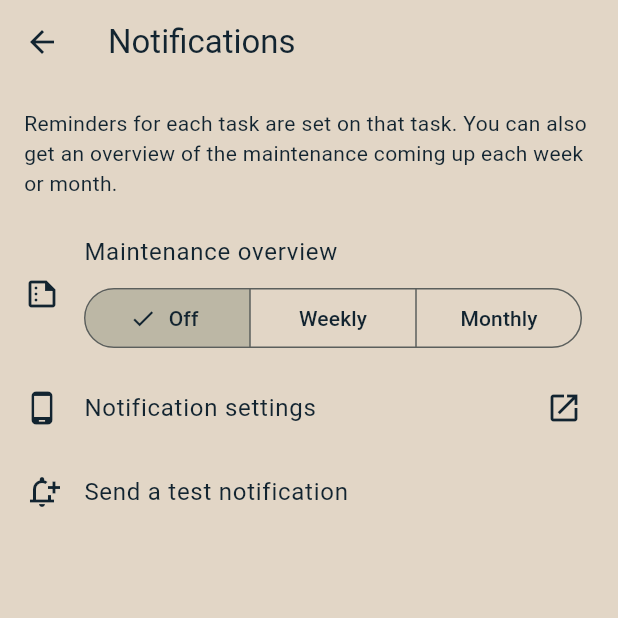
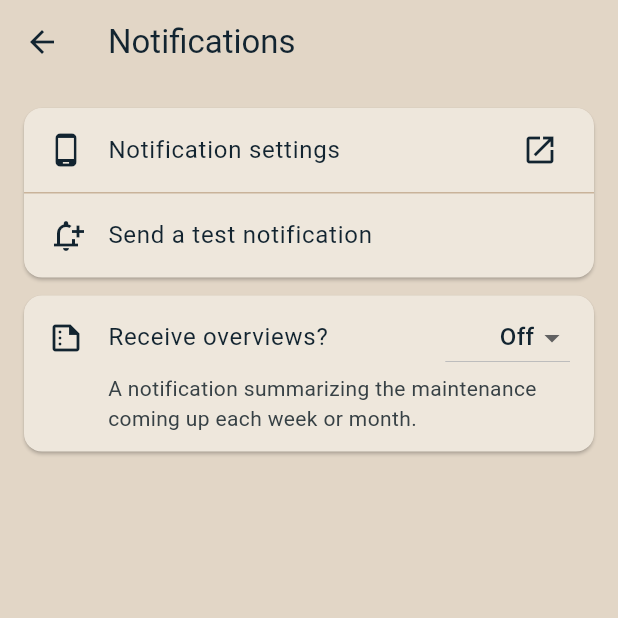
Before and after one commit to mygarrett38/hometrackhub, a Flutter app: the NotificationSettingsScreen screen opened directly, on a phone screen of 412 x 824 dp, the top half of it. Run offline on Flutter 3.47's test engine with Material 3 defaults, Android fonts, the phone set to English and light mode, and no system bars; our stand-ins replace connectivity_plus, flutter_blue_plus, flutter_local_notifications, flutter_markdown_plus, flutter_timezone, shared_preferences and 1 more; missing offline and left inert: bonsoir, device_calendar_plus; accounts and stored records are empty.

Commit message:
Update notification settings to use cards

```diff
--- a/lib/ui/screens/settings/notification_settings_screen.dart
+++ b/lib/ui/screens/settings/notification_settings_screen.dart
@@ -5,6 +5,8 @@ import '../../../models/app_settings.dart';
 import '../../../services/notification_service.dart';
 import '../../../state/settings_controller.dart';
 import '../../widgets/notification_permission.dart';
+import '../../widgets/screen_padding.dart';
+import '../../widgets/settings_card.dart';
 
 /// Weekday names for the weekly overview, keyed by [DateTime.weekday].
 const weekdayNames = {
@@ -42,88 +44,18 @@ class _NotificationSettingsScreenState
     final settings = controller.settings;
 
     void update(AppSettings newSettings) => controller.update(newSettings);
+    // List rows draw text on their right very small, so the day and time
+    // are given the same size as the menus beside them.
+    final valueStyle = Theme.of(context).textTheme.titleMedium;
 
     return Scaffold(
       appBar: AppBar(title: const Text('Notifications')),
       body: ListView(
+        padding: screenPadding(context),
         children: [
-          const Padding(
-            padding: EdgeInsets.all(16),
-            child: Text(
-              'Reminders for each task are set on that task. You can also get '
-              'an overview of the maintenance coming up each week or month.',
-            ),
-          ),
-          ListTile(
-            leading: const Icon(Icons.summarize_outlined),
-            title: const Text('Maintenance overview'),
-            subtitle: Padding(
-              padding: const EdgeInsets.only(top: 8),
-              child: SegmentedButton<OverviewFrequency>(
-                segments: [
-                  for (final frequency in OverviewFrequency.values)
-                    ButtonSegment(
-                      value: frequency,
-                      label: Text(frequency.label),
-                    ),
-                ],
-                selected: {settings.overviewFrequency},
-                onSelectionChanged: (selection) =>
-                    _setOverviewFrequency(controller, selection.single),
-              ),
-            ),
-          ),
-          if (_blocked && settings.overviewFrequency != OverviewFrequency.off)
-            const NotificationsBlockedNotice(),
-          if (settings.overviewFrequency == OverviewFrequency.weekly)
-            ListTile(
-              leading: const Icon(Icons.calendar_view_week),
-              title: const Text('Overview day'),
-              trailing: DropdownButton<int>(
-                value: settings.overviewWeekday,
-                onChanged: (weekday) =>
-                    update(settings.copyWith(overviewWeekday: weekday)),
-                items: [
-                  for (final MapEntry(key: weekday, value: name)
-                      in weekdayNames.entries)
-                    DropdownMenuItem(value: weekday, child: Text(name)),
-                ],
-              ),
-            ),
-          if (settings.overviewFrequency == OverviewFrequency.monthly)
-            const ListTile(
-              leading: Icon(Icons.calendar_month),
-              title: Text('Overview day'),
-              trailing: Text('1st of each month'),
-            ),
-          if (settings.overviewFrequency != OverviewFrequency.off)
-            ListTile(
-              leading: const Icon(Icons.schedule),
-              title: const Text('Overview time'),
-              trailing: Text(
-                TimeOfDay(
-                  hour: settings.overviewHour,
-                  minute: settings.overviewMinute,
-                ).format(context),
-              ),
-              onTap: () async {
-                final picked = await showTimePicker(
-                  context: context,
-                  initialTime: TimeOfDay(
-                    hour: settings.overviewHour,
-                    minute: settings.overviewMinute,
-                  ),
-                );
-                if (picked != null) {
-                  update(
-                    settings.copyWith(
-                      overviewHour: picked.hour,
-                      overviewMinute: picked.minute,
-                    ),
-                  );
-                }
-              },
-            ),
+          // The device's own settings for this app.
+          SettingsCard(
+            children: [
               ListTile(
                 leading: const Icon(Icons.phone_android),
                 title: const Text('Notification settings'),
@@ -145,7 +77,79 @@ class _NotificationSettingsScreenState
                 onTap: () =>
                     context.read<NotificationService>().showTestNotification(),
               ),
-
+            ],
+          ),
+          // The overview and when it's sent.
+          SettingsCard(
+            children: [
+              Column(
+                crossAxisAlignment: CrossAxisAlignment.stretch,
+                children: [
+                  _OverviewRow(
+                    frequency: settings.overviewFrequency,
+                    onChanged: (frequency) =>
+                        _setOverviewFrequency(controller, frequency),
+                  ),
+                  if (_blocked &&
+                      settings.overviewFrequency != OverviewFrequency.off)
+                    const NotificationsBlockedNotice(),
+                ],
+              ),
+              if (settings.overviewFrequency == OverviewFrequency.weekly)
+                ListTile(
+                  leading: const Icon(Icons.calendar_view_week),
+                  title: const Text('Overview day'),
+                  trailing: DropdownButton<int>(
+                    value: settings.overviewWeekday,
+                    // Like the overview menu, the day sits against the
+                    // right edge.
+                    alignment: AlignmentDirectional.centerEnd,
+                    onChanged: (weekday) =>
+                        update(settings.copyWith(overviewWeekday: weekday)),
+                    items: [
+                      for (final MapEntry(key: weekday, value: name)
+                          in weekdayNames.entries)
+                        DropdownMenuItem(value: weekday, child: Text(name)),
+                    ],
+                  ),
+                ),
+              if (settings.overviewFrequency == OverviewFrequency.monthly)
+                ListTile(
+                  leading: const Icon(Icons.calendar_month),
+                  title: const Text('Overview day'),
+                  trailing: Text('1st of each month', style: valueStyle),
+                ),
+              if (settings.overviewFrequency != OverviewFrequency.off)
+                ListTile(
+                  leading: const Icon(Icons.schedule),
+                  title: const Text('Overview time'),
+                  trailing: Text(
+                    TimeOfDay(
+                      hour: settings.overviewHour,
+                      minute: settings.overviewMinute,
+                    ).format(context),
+                    style: valueStyle,
+                  ),
+                  onTap: () async {
+                    final picked = await showTimePicker(
+                      context: context,
+                      initialTime: TimeOfDay(
+                        hour: settings.overviewHour,
+                        minute: settings.overviewMinute,
+                      ),
+                    );
+                    if (picked != null) {
+                      update(
+                        settings.copyWith(
+                          overviewHour: picked.hour,
+                          overviewMinute: picked.minute,
+                        ),
+                      );
+                    }
+                  },
+                ),
+            ],
+          ),
         ],
       ),
     );
@@ -171,3 +175,80 @@ class _NotificationSettingsScreenState
     }
   }
 }
+
+/// Asks whether to receive overviews, with the menu in the top right and a
+/// description below that runs the full width after the icon. A [ListTile]
+/// would squeeze the description in beside the menu.
+class _OverviewRow extends StatelessWidget {
+  const _OverviewRow({required this.frequency, required this.onChanged});
+
+  final OverviewFrequency frequency;
+  final ValueChanged<OverviewFrequency> onChanged;
+
+  /// As tall as the menu, so the question lines up with it.
+  static const _menuHeight = 48.0;
+
+  @override
+  Widget build(BuildContext context) {
+    final theme = Theme.of(context);
+
+    // The same spacing and text styles as the list rows around it.
+    return Padding(
+      padding: const EdgeInsets.fromLTRB(16, 4, 16, 12),
+      child: Row(
+        crossAxisAlignment: CrossAxisAlignment.start,
+        children: [
+          const SizedBox(
+            height: _menuHeight,
+            child: Icon(Icons.summarize_outlined),
+          ),
+          const SizedBox(width: 16),
+          Expanded(
+            child: Column(
+              crossAxisAlignment: CrossAxisAlignment.start,
+              children: [
+                // At least as tall as the menu, but taller for large text.
+                ConstrainedBox(
+                  constraints: const BoxConstraints(minHeight: _menuHeight),
+                  child: Row(
+                    children: [
+                      Expanded(
+                        child: Text(
+                          'Receive overviews?',
+                          style: theme.textTheme.bodyLarge,
+                        ),
+                      ),
+                      DropdownButton<OverviewFrequency>(
+                        value: frequency,
+                        // The choice sits against the right edge, however
+                        // short it is.
+                        alignment: AlignmentDirectional.centerEnd,
+                        onChanged: (frequency) {
+                          if (frequency != null) onChanged(frequency);
+                        },
+                        items: [
+                          for (final frequency in OverviewFrequency.values)
+                            DropdownMenuItem(
+                              value: frequency,
+                              child: Text(frequency.label),
+                            ),
+                        ],
+                      ),
+                    ],
+                  ),
+                ),
+                Text(
+                  'A notification summarizing the maintenance coming up each '
+                  'week or month.',
+                  style: theme.textTheme.bodyMedium?.copyWith(
+                    color: theme.colorScheme.onSurfaceVariant,
+                  ),
+                ),
+              ],
+            ),
+          ),
+        ],
+      ),
+    );
+  }
+}
```
Also changed, not shown: 1 other file. Lines whose indentation alone changed are shown as unchanged.
